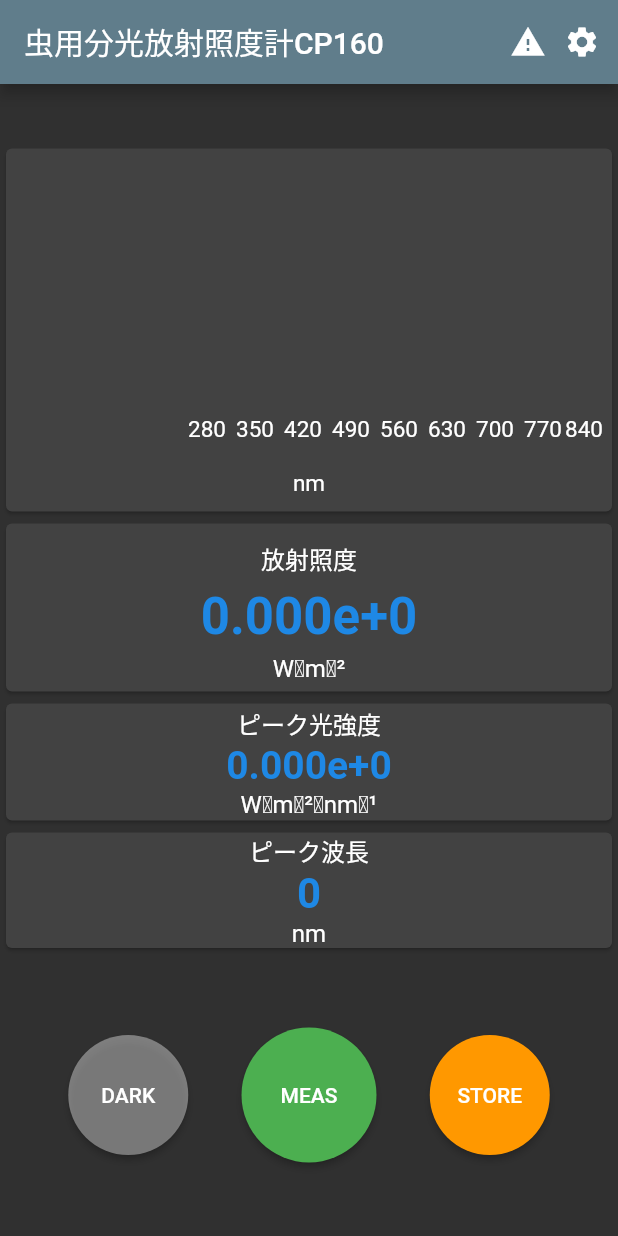
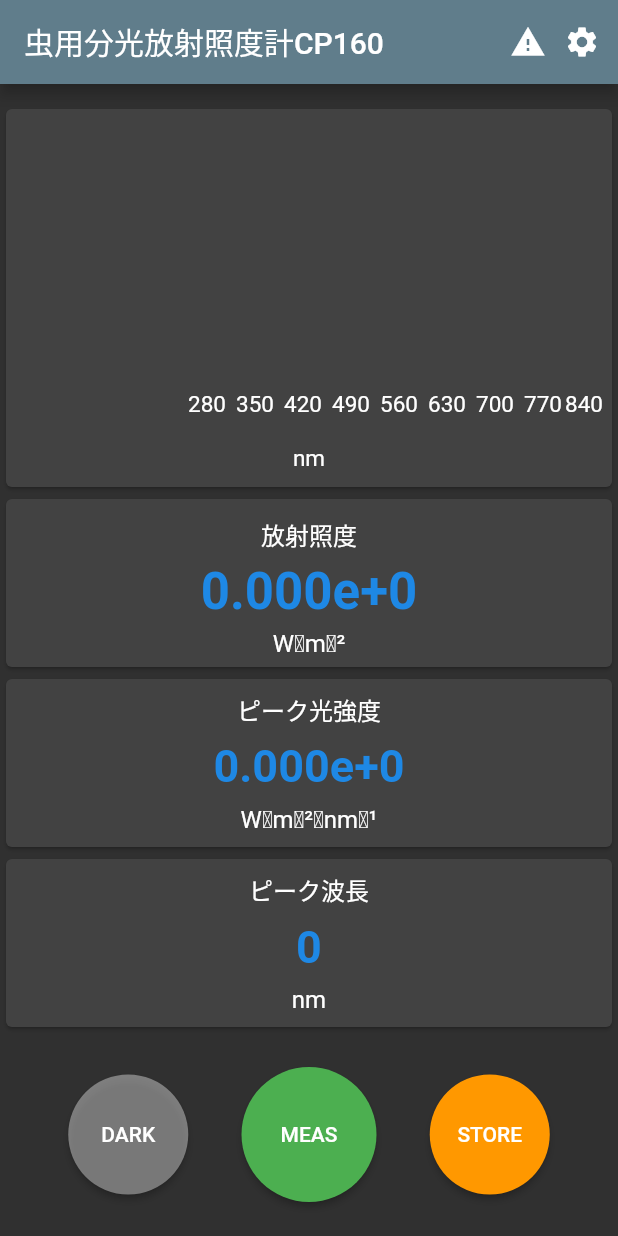
Before and after one commit to colorpyxis-nobuodenshi/uvvisspec-cp160-android-app, a Flutter app: the screen it shows after launch, on a phone screen of 412 x 824 dp. Run offline on Flutter 3.47's test engine with Material 2 defaults, Android fonts, the phone set to English and light mode, and no system bars; our stand-ins replace charts_flutter, permission_handler, rxdart; missing offline and left inert: external_path, usb_serial.

Commit message:
2022/8/23.

```diff
--- a/lib/main.dart
+++ b/lib/main.dart
@@ -202,7 +202,7 @@ class HomeState extends State<Home> {
                 children: <Widget>[
                   SizedBox(
                       width: 700,
-                      height: 250,
+                      height: 260,
                       child: Card(
                         child: SpectralLineChart.create(
                             _spectralWl,
@@ -246,7 +246,7 @@ class HomeState extends State<Home> {
                     ),
                   ),
                   SizedBox(
-                    height: 86,
+                    height: 120,
                     width: 700,
                     child: Card(
                       child: Column(
@@ -266,7 +266,7 @@ class HomeState extends State<Home> {
                                     : _peekPower.toStringAsPrecision(4),
                             style: TextStyle(
                               fontWeight: FontWeight.bold,
-                              fontSize: 26,
+                              fontSize: 30,
                               color: Colors.blue.shade600,
                             ),
                           ),
@@ -277,7 +277,7 @@ class HomeState extends State<Home> {
                     ),
                   ),
                   SizedBox(
-                    height: 85,
+                    height: 120,
                     width: 700,
                     child: Card(
                       child: Column(
@@ -293,7 +293,7 @@ class HomeState extends State<Home> {
                             _peekWavelength.toStringAsFixed(0),
                             style: TextStyle(
                               fontWeight: FontWeight.bold,
-                              fontSize: 28,
+                              fontSize: 30,
                               color: Colors.blue.shade600,
                             ),
                           ),
```
